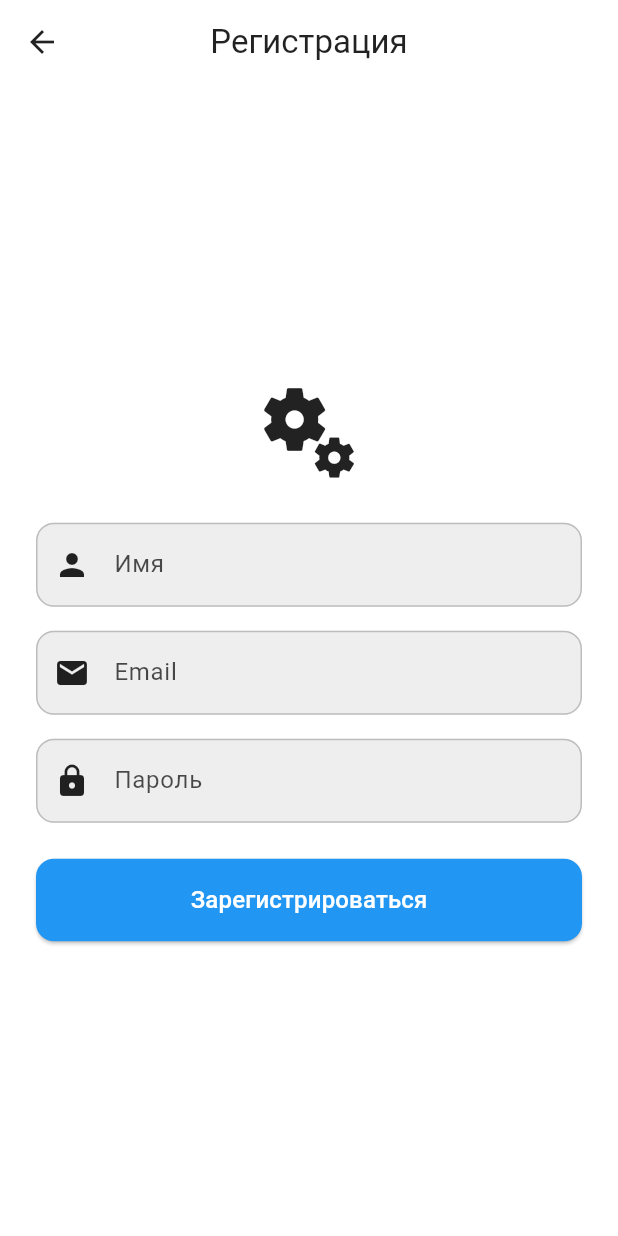
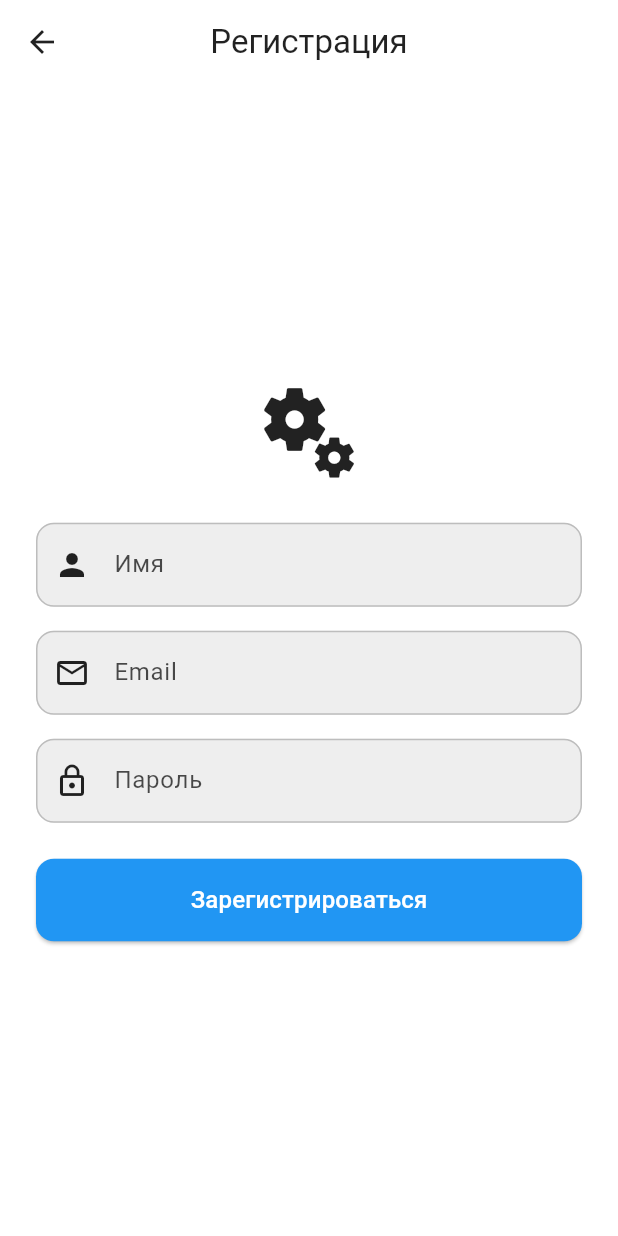
Before and after one commit to jul1zzZ/agregatorAppM, a Flutter app: the RegisterScreen screen opened by its route, on a phone screen of 412 x 824 dp. Run offline on Flutter 3.47's test engine with Material 3 defaults, Android fonts, the phone set to English and light mode, and no system bars; our stand-ins replace cloud_firestore, firebase_auth, firebase_core, flutter_map, geolocator, google_fonts and 3 more; accounts and stored records are empty.

Commit message:
fix icons

```diff
--- a/lib/screens/forgot_passwd_screen.dart
+++ b/lib/screens/forgot_passwd_screen.dart
@@ -112,7 +112,7 @@ class _ForgotPasswordScreenState extends State<ForgotPasswordScreen> with Single
                   _buildTextField(
                     controller: _emailController,
                     label: 'Email',
-                    icon: Icons.email,
+                    icon: Icons.email_outlined,
                     keyboardType: TextInputType.emailAddress,
                     textColor: textColor,
                     fillColor: inputFillColor,
--- a/lib/screens/register_screen.dart
+++ b/lib/screens/register_screen.dart
@@ -166,7 +166,7 @@ class _RegisterScreenState extends State<RegisterScreen> with SingleTickerProvid
                       _buildTextField(
                         controller: _emailController,
                         label: 'Email',
-                        icon: Icons.email,
+                        icon: Icons.email_outlined,
                         keyboardType: TextInputType.emailAddress,
                         textColor: textColor,
                         fillColor: inputFillColor,
@@ -176,7 +176,7 @@ class _RegisterScreenState extends State<RegisterScreen> with SingleTickerProvid
                       _buildTextField(
                         controller: _passwordController,
                         label: 'Пароль',
-                        icon: Icons.lock,
+                        icon: Icons.lock_outline,
                         obscureText: true,
                         textColor: textColor,
                         fillColor: inputFillColor,
```
